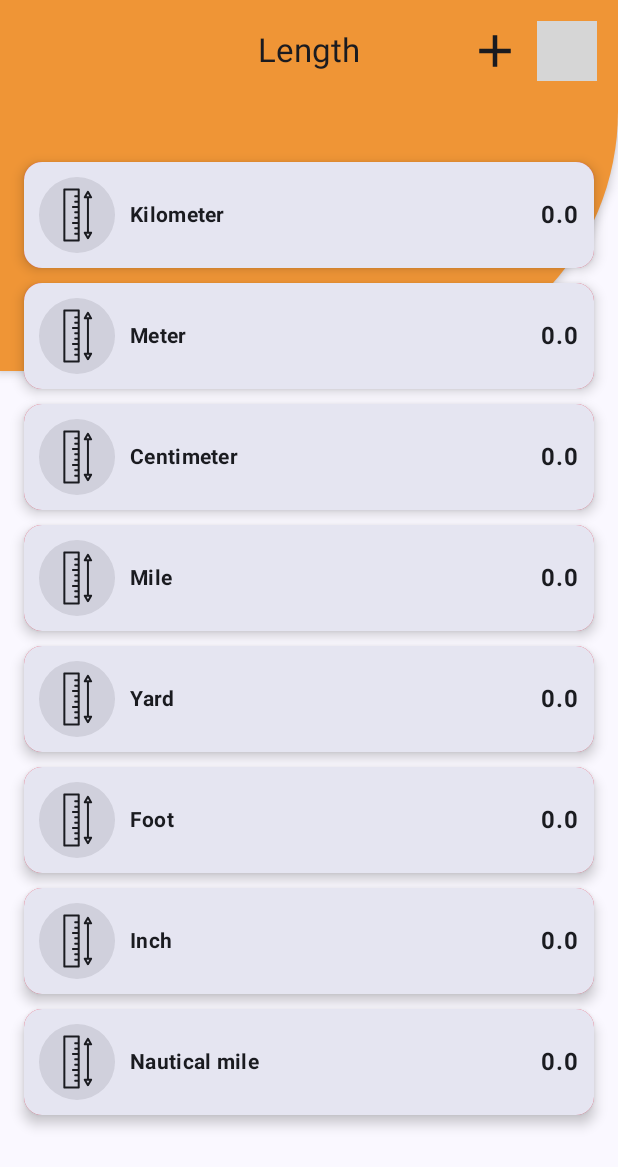
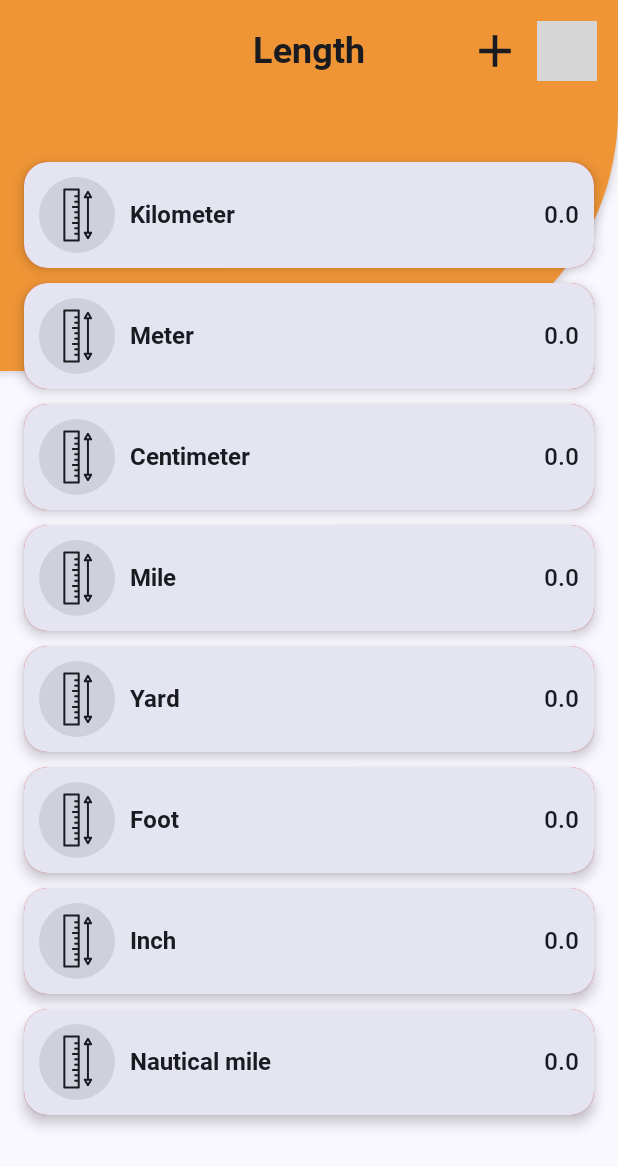
Before and after one commit to fernando-rauber/MeasureMe, an Android app built with Jetpack Compose: the screen it shows after launch (MainActivity), after a tap on "0.0", on a phone screen of 412 x 824 dp. Shown: the top 1167 px of the screen. Run offline under Robolectric (Android 15) with nearby library versions, the phone set to English and light mode, and no system bars; our stand-ins replace Room's generated code; grey boxes are pictures that could not be loaded.

Commit message:
Font Added

```diff
--- a/app/src/main/java/uk/fernando/measure/component/unit/UnitCard.kt
+++ b/app/src/main/java/uk/fernando/measure/component/unit/UnitCard.kt
@@ -66,7 +66,6 @@ fun UnitCard(unit: LengthUnitEntity, onDone: (Double) -> Unit) {
                 contentDescription = null
             )
 
-
             Text(
                 modifier = Modifier
                     .padding(horizontal = 10.dp)
@@ -80,7 +79,8 @@ fun UnitCard(unit: LengthUnitEntity, onDone: (Double) -> Unit) {
                 Text(
                     modifier = Modifier.noRippleClickable { canEdit = true },
                     text = "${unit.amount}",
-                    fontWeight = FontWeight.Bold
+                    style = MaterialTheme.typography.bodyMedium,
+                    fontWeight = FontWeight.Medium
                 )
             }
 
@@ -147,7 +147,8 @@ private fun MyTextField(
         cursorBrush = SolidColor(MaterialTheme.colorScheme.primary),
         textStyle = TextStyle.Default.copy(
             color = MaterialTheme.colorScheme.onSurface,
-            fontSize = 18.sp,
+            fontSize = MaterialTheme.typography.bodyMedium.fontSize,
+            fontStyle = MaterialTheme.typography.bodyMedium.fontStyle,
             textAlign = TextAlign.End
         ),
         decorationBox = { innerTextField ->
--- a/app/src/main/java/uk/fernando/measure/page/AddUnitPage.kt
+++ b/app/src/main/java/uk/fernando/measure/page/AddUnitPage.kt
@@ -25,7 +25,7 @@ fun AddUnitPage(
     viewModel: AddUnitViewModel = getViewModel()
 ) {
     Column {
-        NavigationBarTop(title = R.string.home_title,
+        NavigationBarTop(title = R.string.length_title,
             leftIcon = R.drawable.ic_arrow_back,
             onLeftIconClick = { navController.popBackStack() }
         )
--- /dev/null
+++ b/app/src/main/java/uk/fernando/measure/theme/Font.kt
@@ -0,0 +1,12 @@
+package uk.fernando.measure.theme
+
+import androidx.compose.ui.text.font.Font
+import androidx.compose.ui.text.font.FontFamily
+import androidx.compose.ui.text.font.FontWeight
+import uk.fernando.measure.R
+
+val robotoFamily = FontFamily(
+    Font(R.font.roboto_regular, FontWeight.Normal),
+    Font(R.font.roboto_bold, FontWeight.Bold),
+    Font(R.font.roboto_medium, FontWeight.Medium),
+)
--- a/app/src/main/java/uk/fernando/measure/theme/Shape.kt
+++ b/app/src/main/java/uk/fernando/measure/theme/Shape.kt
@@ -5,7 +5,7 @@ import androidx.compose.material3.Shapes
 import androidx.compose.ui.unit.dp
 
 val Shapes = Shapes(
-    small = RoundedCornerShape(12.dp),
+    small = RoundedCornerShape(16.dp),
     medium = RoundedCornerShape(24.dp),
     large = RoundedCornerShape(32.dp)
 )
--- a/app/src/main/java/uk/fernando/measure/theme/Type.kt
+++ b/app/src/main/java/uk/fernando/measure/theme/Type.kt
@@ -6,29 +6,42 @@ import androidx.compose.ui.text.font.FontFamily
 import androidx.compose.ui.text.font.FontWeight
 import androidx.compose.ui.unit.sp
 
-// Set of Material typography styles to start with
 val Typography = Typography(
+    bodySmall = TextStyle(
+        fontFamily = robotoFamily,
+        fontWeight = FontWeight.Normal,
+        fontSize = 12.sp
+    ),
+    bodyMedium = TextStyle(
+        fontFamily = robotoFamily,
+        fontWeight = FontWeight.Normal,
+        fontSize = 16.sp
+    ),
     bodyLarge = TextStyle(
-        fontFamily = FontFamily.Default,
+        fontFamily = robotoFamily,
         fontWeight = FontWeight.Normal,
-        fontSize = 16.sp,
-        lineHeight = 24.sp,
-        letterSpacing = 0.5.sp
-    )
-    /* Other default text styles to override
+        fontSize = 20.sp
+    ),
     titleLarge = TextStyle(
-        fontFamily = FontFamily.Default,
-        fontWeight = FontWeight.Normal,
-        fontSize = 22.sp,
-        lineHeight = 28.sp,
-        letterSpacing = 0.sp
+        fontFamily = robotoFamily,
+        fontWeight = FontWeight.Bold,
+        fontSize = 24.sp
+    ),
+    titleMedium = TextStyle(
+        fontFamily = robotoFamily,
+        fontWeight = FontWeight.Bold,
+        fontSize = 22.sp
     ),
     labelSmall = TextStyle(
-        fontFamily = FontFamily.Default,
-        fontWeight = FontWeight.Medium,
-        fontSize = 11.sp,
-        lineHeight = 16.sp,
-        letterSpacing = 0.5.sp
-    )
-    */
+        fontFamily = robotoFamily,
+        fontSize = 10.sp
+    ),
+    labelMedium = TextStyle(
+        fontFamily = robotoFamily,
+        fontSize = 12.sp
+    ),
+    labelLarge = TextStyle(
+        fontFamily = robotoFamily,
+        fontSize = 14.sp
+    ),
 )
```
Also changed, not shown: app/src/main/res/font/roboto_bold.ttf (added), app/src/main/res/font/roboto_medium.ttf (added), app/src/main/res/font/roboto_regular.ttf (added).
